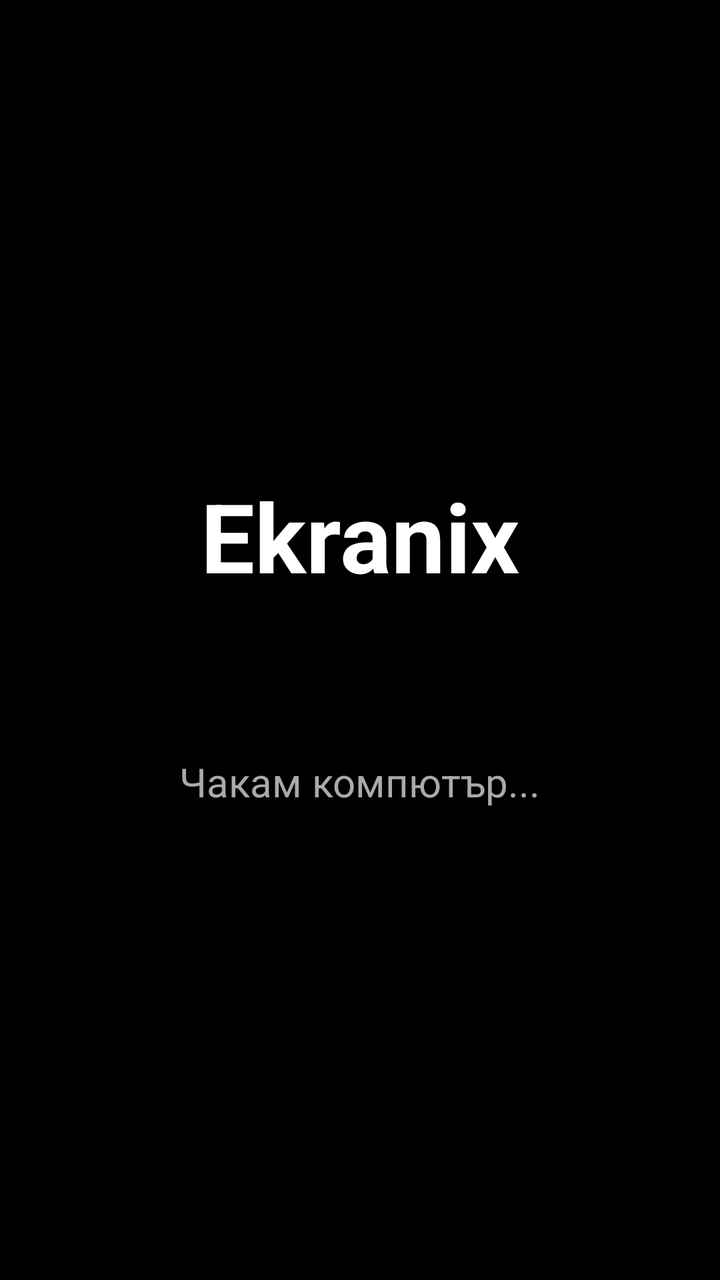
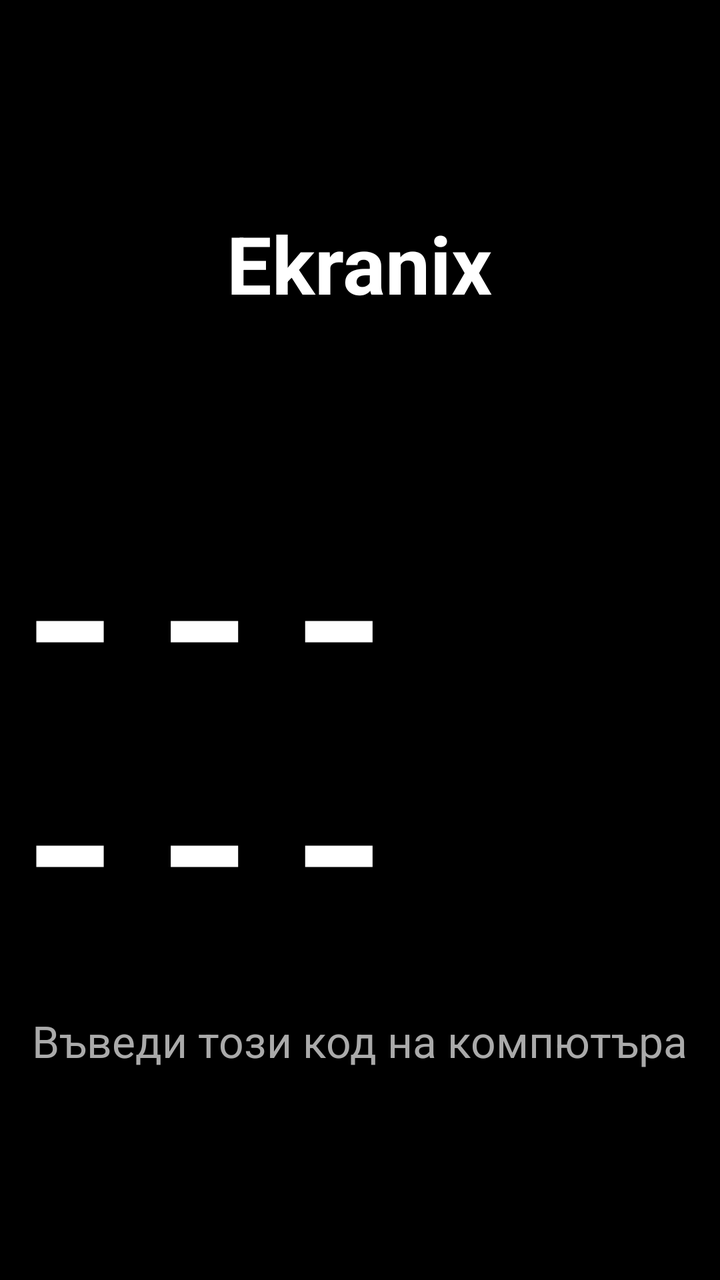

An Android layout rendered at two revisions. The XML below is the earlier revision; the diff shows what the commit changed to produce the second picture.
<!-- AndroidManifest.xml: application theme Theme.Ekranix -->
<!-- res/layout/activity_main.xml -->
<?xml version="1.0" encoding="utf-8"?>
<LinearLayout xmlns:android="http://schemas.android.com/apk/res/android"
    android:layout_width="match_parent"
    android:layout_height="match_parent"
    android:background="#000000"
    android:gravity="center"
    android:orientation="vertical">

    <TextView
        android:id="@+id/titleText"
        android:layout_width="wrap_content"
        android:layout_height="wrap_content"
        android:text="Ekranix"
        android:textColor="#FFFFFF"
        android:textSize="48sp"
        android:textStyle="bold" />

    <TextView
        android:id="@+id/deviceNameText"
        android:layout_width="wrap_content"
        android:layout_height="wrap_content"
        android:layout_marginTop="16dp"
        android:textColor="#AAAAAA"
        android:textSize="22sp" />

    <TextView
        android:id="@+id/statusText"
        android:layout_width="wrap_content"
        android:layout_height="wrap_content"
        android:layout_marginTop="32dp"
        android:text="Чакам компютър..."
        android:textColor="#AAAAAA"
        android:textSize="20sp" />
</LinearLayout>
<!-- resources referenced by this layout -->
<resources>
  <style name="Theme.Ekranix" parent="Base.Theme.Ekranix" />
  <style name="Base.Theme.Ekranix" parent="Theme.Material3.DayNight.NoActionBar">
          
          
      </style>
</resources>

<!-- the commit's change to res/layout/activity_main.xml (unified diff, before → after) -->
@@ -12,23 +12,36 @@
         android:layout_height="wrap_content"
         android:text="Ekranix"
         android:textColor="#FFFFFF"
-        android:textSize="48sp"
+        android:textSize="40sp"
         android:textStyle="bold" />
 
     <TextView
         android:id="@+id/deviceNameText"
         android:layout_width="wrap_content"
         android:layout_height="wrap_content"
-        android:layout_marginTop="16dp"
-        android:textColor="#AAAAAA"
-        android:textSize="22sp" />
+        android:layout_marginTop="8dp"
+        android:textColor="#888888"
+        android:textSize="20sp" />
+
+    <TextView
+        android:id="@+id/codeText"
+        android:layout_width="wrap_content"
+        android:layout_height="wrap_content"
+        android:layout_marginTop="48dp"
+        android:fontFamily="monospace"
+        android:letterSpacing="0.1"
+        android:text="--- ---"
+        android:textColor="#FFFFFF"
+        android:textSize="96sp"
+        android:textStyle="bold" />
 
     <TextView
         android:id="@+id/statusText"
         android:layout_width="wrap_content"
         android:layout_height="wrap_content"
-        android:layout_marginTop="32dp"
-        android:text="Чакам компютър..."
+        android:layout_marginTop="24dp"
+        android:gravity="center"
+        android:text="Въведи този код на компютъра"
         android:textColor="#AAAAAA"
-        android:textSize="20sp" />
+        android:textSize="22sp" />
 </LinearLayout>
